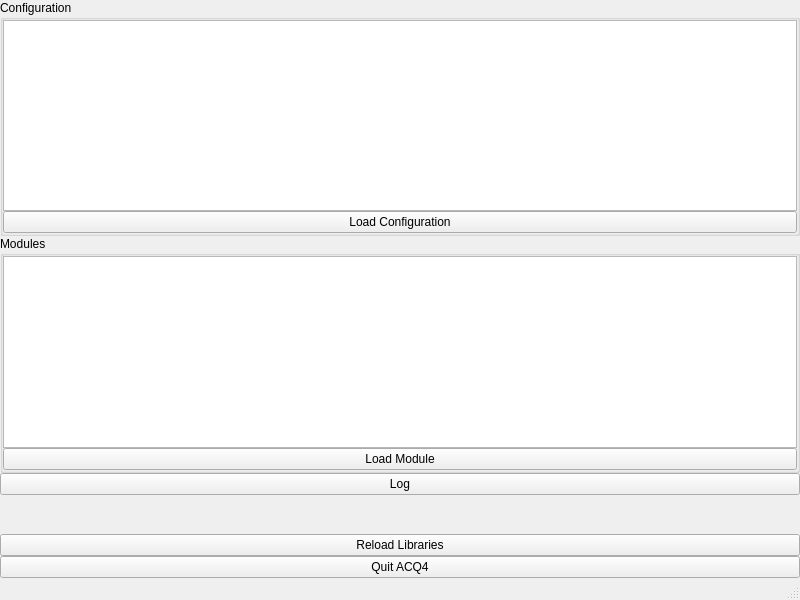
Qt form lib/modules/Manager/ManagerTemplate.ui (acq4/acq4) before a commit.
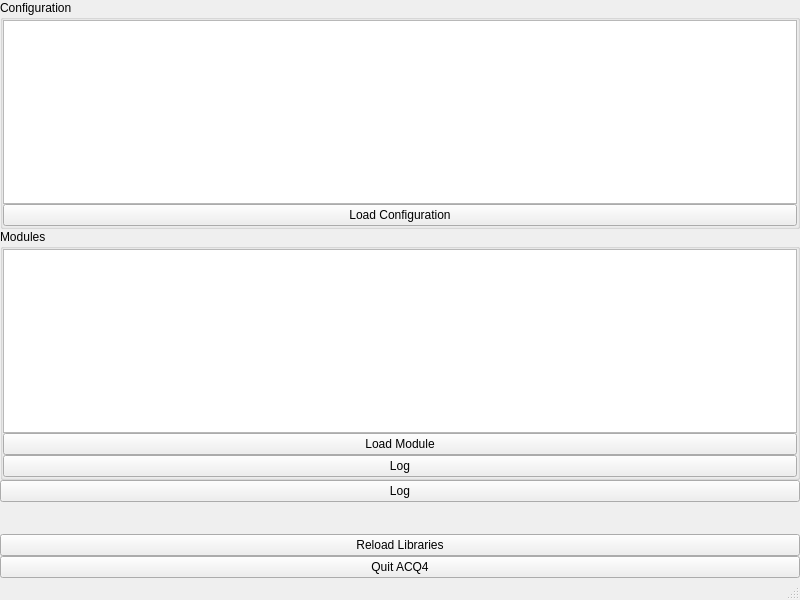
The same form after that commit. Custom widgets are drawn as their Qt base class.

What changed in the file:
```diff
--- a/lib/modules/Manager/ManagerTemplate.ui
+++ b/lib/modules/Manager/ManagerTemplate.ui
@@ -76,6 +76,13 @@
            </property>
           </widget>
          </item>
+         <item>
+          <widget class="QPushButton" name="logBtn">
+           <property name="text">
+            <string>Log</string>
+           </property>
+          </widget>
+         </item>
         </layout>
        </widget>
       </item>
```
